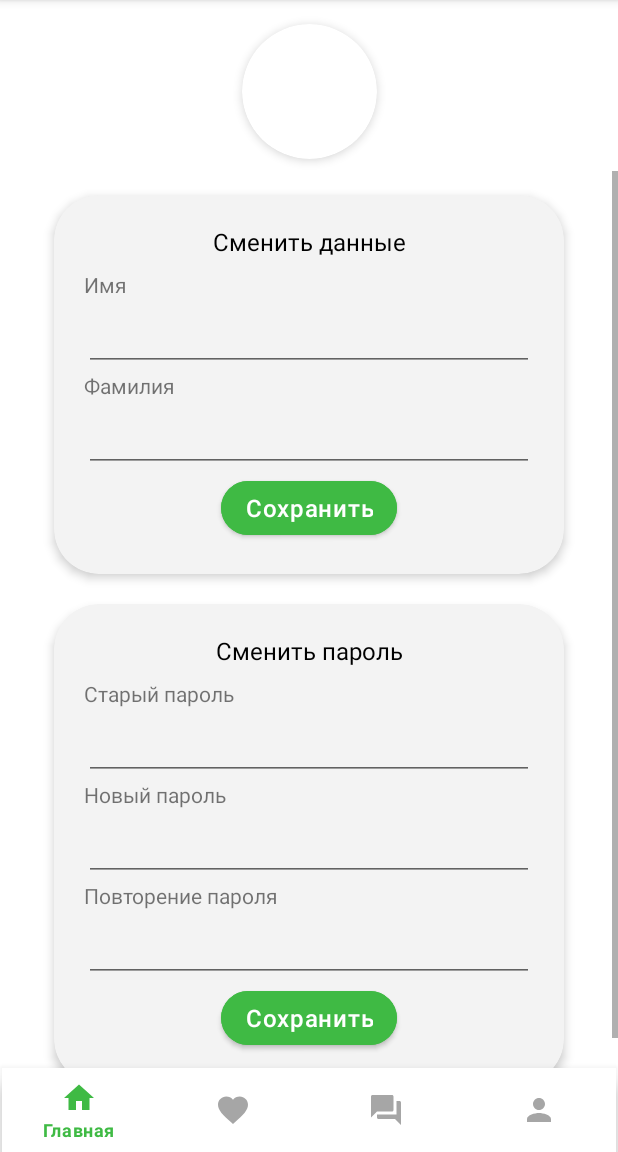
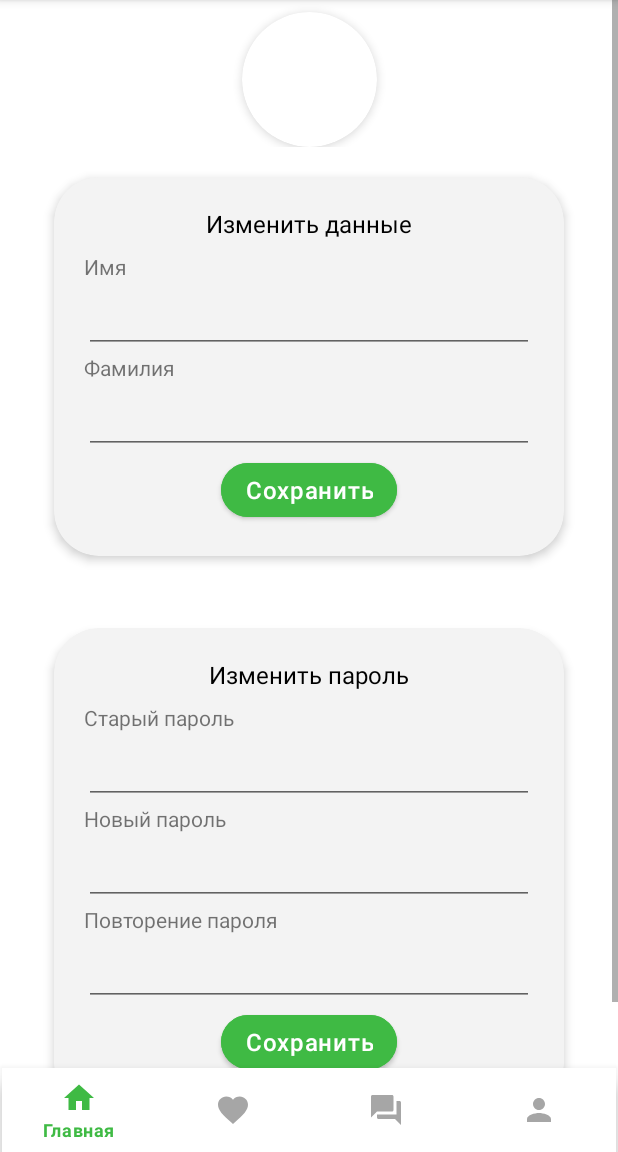
Before and after one commit to dan4ik0099/InvestUp, an Android app: the fragment EditProfileFragment placed in its activity, on a phone screen of 412 x 824 dp, the part 84-1236 px from its top. Run offline under Robolectric (Android 15) with nearby library versions, the phone set to English and light mode, and no system bars; our stand-ins replace Picasso; network calls fail; pictures from the network do not load; 2 statements that could not run were skipped.

Commit message:
03.05.2023 16 00

```diff
--- a/app/src/main/java/com/example/investup/MainActivity.kt
+++ b/app/src/main/java/com/example/investup/MainActivity.kt
@@ -305,8 +305,7 @@ class MainActivity : AppCompatActivity(), Navigator {
         }
         supportActionBar?.setDisplayHomeAsUpEnabled(true)
         ConstNavigation.titleWithoutArrow.forEach {
-            println("sasasdasd")
-            println(it)
+
             println(supportActionBar?.title.toString())
             if (supportActionBar?.title.toString() == it) supportActionBar?.setDisplayHomeAsUpEnabled(false)
 
@@ -360,17 +359,17 @@ class MainActivity : AppCompatActivity(), Navigator {
         dataModelSearch.tagHome.value = ArrayList()
         dataModelSearch.sortHome.value = 0
 
-        dataModelSearch.searchHome.value = ""
-        dataModelSearch.tagHome.value = ArrayList()
-        dataModelSearch.sortHome.value = 0
+        dataModelSearch.searchFavorite.value = ""
+        dataModelSearch.tagFavorite.value = ArrayList()
+        dataModelSearch.sortFavorite.value = 0
 
-        dataModelSearch.searchHome.value = ""
-        dataModelSearch.tagHome.value = ArrayList()
-        dataModelSearch.sortHome.value = 0
+        dataModelSearch.searchProfile.value = ""
+        dataModelSearch.tagProfile.value = ArrayList()
+        dataModelSearch.sortProfile.value = 0
 
-        dataModelSearch.searchHome.value = ""
-        dataModelSearch.tagHome.value = ArrayList()
-        dataModelSearch.sortHome.value = 0
+        dataModelSearch.searchUserProfile.value = ""
+        dataModelSearch.tagUserProfile.value = ArrayList()
+        dataModelSearch.sortUserProfile.value = 0
     }
 
 
--- a/app/src/main/java/com/example/investup/adapter/CommentAdapter.kt
+++ b/app/src/main/java/com/example/investup/adapter/CommentAdapter.kt
@@ -34,7 +34,7 @@ class CommentAdapter(val listener: Listener) :
 
                 Picasso.get().load(user.avatar).into(userAvatarImage)
                 nameSurnameLabel.text = ("${user.firstName} ${user.lastName}")
-                val formatedDate = createdAt.substringBefore("T")
+                val formatedDate = createdAt.replace("T", "/").substring(0, 16)
                 dateLabel.text = formatedDate
                 textLabel.text = text
                 if (Build.VERSION.SDK_INT >= Build.VERSION_CODES.O) {
--- a/app/src/main/java/com/example/investup/adapter/PostAdapter.kt
+++ b/app/src/main/java/com/example/investup/adapter/PostAdapter.kt
@@ -31,7 +31,8 @@ class PostAdapter(val listener: Listener) : RecyclerView.Adapter<PostAdapter.Pos
 
                 Picasso.get().load(user.avatar).into(userProfileImageView)
                 nameSurnameLabel.text = ("${user.firstName} ${user.lastName}")
-                val formatedDate = createdAt.substringBefore("T")
+                val formatedDate = createdAt.replace("T", "/").substring(0, 16)
+
                 dateLabel.text = formatedDate
                 titleLabel.text = title
                 viewCountLabel.text = views.toString()
--- a/app/src/main/java/com/example/investup/fragments/PostDetailsFragment.kt
+++ b/app/src/main/java/com/example/investup/fragments/PostDetailsFragment.kt
@@ -112,7 +112,7 @@ class PostDetailsFragment : Fragment(), CommentAdapter.Listener {
 
                             Picasso.get().load(it.user.avatar).into(userProfileImageView)
                             nameSurnameLabel.text = ("${it.user.firstName} ${it.user.lastName}")
-                            val formatedDate = it.createdAt.substringBefore("T")
+                            val formatedDate = it.createdAt.replace("T", "/").substring(0, 16)
                             dateLabel.text = formatedDate
                             titleLabel.text = it.title
                             shortDescriptionLabel.text = it.shortDescription
--- a/app/src/main/java/com/example/investup/fragments/RegisterFragment.kt
+++ b/app/src/main/java/com/example/investup/fragments/RegisterFragment.kt
@@ -57,7 +57,7 @@ class RegisterFragment : Fragment() {
                         if (response.code() == 200) {
 
                             val userToken = response.body()
-                            println("userToken = $userToken")
+
                             withContext(Dispatchers.Main) {
                                 userToken?.apply {
                                     dataModelToken.accessToken.value = accessToken
--- a/app/src/main/java/com/example/investup/retrofit/UserApi.kt
+++ b/app/src/main/java/com/example/investup/retrofit/UserApi.kt
@@ -23,8 +23,10 @@ interface UserApi {
 
     @Headers("Content-Type: application/json")
     @GET("/users/{id}")
-    suspend fun requestUserInfo(@Path("id") id: String, @Header("Authorization") accessToken: String): Response<User>
-
+    suspend fun requestUserInfo(
+        @Path("id") id: String,
+        @Header("Authorization") accessToken: String
+    ): Response<User>
 
 
     @Headers("Content-Type: application/json")
@@ -95,20 +97,19 @@ interface UserApi {
     @Headers("Content-Type: application/json")
     @GET("/posts/favorites")
     suspend fun requestFavoritePostsBySearch(
-        @Query("search" , encoded = true) search: String?,
-        @Query("tags[]" , encoded = true) tags: ArrayList<String>?,
+        @Query("search", encoded = true) search: String?,
+        @Query("tags[]", encoded = true) tags: ArrayList<String>?,
         @Query("sort") sort: String?,
         @Query("sortValue") sortValue: String?,
         @Header("Authorization") accessToken: String
     ): Response<ArrayList<Post>>
 
 
-
     @Headers("Content-Type: application/json")
     @GET("/posts")
     suspend fun requestPostsBySearch(
-        @Query("search" , encoded = true) search: String?,
-        @Query("tags[]" , encoded = true) tags: ArrayList<String>?,
+        @Query("search", encoded = true) search: String?,
+        @Query("tags[]", encoded = true) tags: ArrayList<String>?,
         @Query("sort") sort: String?,
         @Query("sortValue") sortValue: String?,
         @Header("Authorization") accessToken: String
@@ -117,8 +118,8 @@ interface UserApi {
     @Headers("Content-Type: application/json")
     @GET("/posts/me")
     suspend fun requestMyPostsBySearch(
-        @Query("search" , encoded = true) search: String?,
-        @Query("tags[]" , encoded = true) tags: ArrayList<String>?,
+        @Query("search", encoded = true) search: String?,
+        @Query("tags[]", encoded = true) tags: ArrayList<String>?,
         @Query("sort") sort: String?,
         @Query("sortValue") sortValue: String?,
         @Header("Authorization") accessToken: String
@@ -129,8 +130,8 @@ interface UserApi {
     @GET("/posts/user/{id}")
     suspend fun requestUserPostsBySearch(
         @Path("id") id: String,
-        @Query("search" , encoded = true) search: String?,
-        @Query("tags[]" , encoded = true) tags: ArrayList<String>?,
+        @Query("search", encoded = true) search: String?,
+        @Query("tags[]", encoded = true) tags: ArrayList<String>?,
         @Query("sort") sort: String?,
         @Query("sortValue") sortValue: String?,
         @Header("Authorization") accessToken: String
@@ -141,7 +142,7 @@ interface UserApi {
     suspend fun requestChangePassword(
         @Header("Authorization") accessToken: String,
         @Body userChangeNameRequest: UserChangePasswordRequest
-    ): Response<RequestBody>
+    ): Response<ResponseBody>
 
     @POST("/posts/comment")
     suspend fun uploadComment(
@@ -149,7 +150,10 @@ interface UserApi {
         @Body uploadCommentRequest: UploadCommentRequest
     ): Response<Comment>
 
-
+    @Headers("Content-Type: application/json")
+    @GET("/users/sessions")
+    suspend fun session(@Header("Authorization") accessToken: String
+    ): Response<ResponseBody>
     @Multipart
     @POST("/users/avatar")
     suspend fun uploadFile(
--- a/app/src/main/res/layout/fragment_edit_profile.xml
+++ b/app/src/main/res/layout/fragment_edit_profile.xml
@@ -13,10 +13,28 @@
         android:layout_width="match_parent"
         android:layout_height="match_parent">
 
+        <ScrollView
+            android:layout_width="match_parent"
+            android:layout_height="0dp"
+            app:layout_constraintBottom_toBottomOf="parent"
+            app:layout_constraintTop_toTopOf="parent"
+            tools:layout_editor_absoluteX="0dp">
+
+            <LinearLayout
+                android:layout_width="match_parent"
+                android:layout_height="match_parent"
+                android:orientation="vertical">
+
+                <androidx.constraintlayout.widget.ConstraintLayout
+                    android:layout_width="match_parent"
+                    android:layout_height="match_parent">
+
                     <androidx.cardview.widget.CardView
                         android:id="@+id/cardView3"
                         android:layout_width="90dp"
-            android:layout_height="90dp" android:layout_marginTop="16dp"
+                        android:layout_height="90dp"
+                        android:layout_gravity="center"
+                        android:layout_marginTop="8dp"
                         android:elevation="4dp"
                         app:cardCornerRadius="60dp"
                         app:cardElevation="4dp"
@@ -35,32 +53,28 @@
                             tools:src="@tools:sample/avatars"
                             tools:srcCompat="@tools:sample/backgrounds/scenic" />
                     </androidx.cardview.widget.CardView>
+                </androidx.constraintlayout.widget.ConstraintLayout>
 
-        <ScrollView
+                <androidx.constraintlayout.widget.ConstraintLayout
                     android:layout_width="match_parent"
-            android:layout_height="0dp"
-            android:layout_marginTop="8dp"
-            app:layout_constraintBottom_toBottomOf="parent"
-            app:layout_constraintTop_toBottomOf="@+id/cardView3"
-            tools:layout_editor_absoluteX="0dp">
-
-            <LinearLayout
-                android:layout_width="match_parent"
-                android:layout_height="wrap_content"
-                android:orientation="vertical">
+                    android:layout_height="match_parent"
+                    android:clipToPadding="false"
+                    android:padding="20dp">
 
                     <androidx.cardview.widget.CardView
                         android:id="@+id/cardView4"
                         android:layout_width="wrap_content"
                         android:layout_height="wrap_content"
                         android:layout_gravity="center"
-                    android:layout_marginTop="16dp"
                         android:elevation="4dp"
                         app:cardBackgroundColor="@color/card_background"
                         app:cardCornerRadius="30dp"
                         app:cardElevation="4dp"
                         app:cardMaxElevation="4dp"
-                    app:contentPadding="20dp">
+                        app:contentPadding="20dp"
+                        app:layout_constraintEnd_toEndOf="parent"
+                        app:layout_constraintStart_toStartOf="parent"
+                        app:layout_constraintTop_toTopOf="parent">
 
                         <androidx.constraintlayout.widget.ConstraintLayout
                             android:layout_width="match_parent"
@@ -140,19 +154,28 @@
                         </androidx.constraintlayout.widget.ConstraintLayout>
 
                     </androidx.cardview.widget.CardView>
+                </androidx.constraintlayout.widget.ConstraintLayout>
+
+                <androidx.constraintlayout.widget.ConstraintLayout
+                    android:layout_width="match_parent"
+                    android:layout_height="match_parent"
+                    android:clipToPadding="false"
+                    android:padding="20dp">
 
                     <androidx.cardview.widget.CardView
                         android:layout_width="wrap_content"
                         android:layout_height="wrap_content"
                         android:layout_gravity="center"
-                    android:layout_marginTop="20dp"
-                    android:layout_marginBottom="10dp"
+                        android:layout_marginTop="8dp"
                         android:elevation="4dp"
                         app:cardBackgroundColor="@color/card_background"
                         app:cardCornerRadius="30dp"
                         app:cardElevation="4dp"
                         app:cardMaxElevation="4dp"
-                    app:contentPadding="20dp">
+                        app:contentPadding="20dp"
+                        app:layout_constraintEnd_toEndOf="parent"
+                        app:layout_constraintStart_toStartOf="parent"
+                        app:layout_constraintTop_toTopOf="parent">
 
                         <androidx.constraintlayout.widget.ConstraintLayout
                             android:layout_width="match_parent"
@@ -250,6 +273,8 @@
                                 tools:ignore="TextContrastCheck" />
                         </androidx.constraintlayout.widget.ConstraintLayout>
                     </androidx.cardview.widget.CardView>
+                </androidx.constraintlayout.widget.ConstraintLayout>
+
             </LinearLayout>
         </ScrollView>
 
--- a/app/src/main/res/layout/fragment_favorite.xml
+++ b/app/src/main/res/layout/fragment_favorite.xml
@@ -60,6 +60,9 @@
                         android:layout_height="55dp"
 
                         android:iconifiedByDefault="false"
+                        android:queryHint="🔍"
+                        android:searchHintIcon="@null"
+                        android:searchIcon="@null"
                         app:layout_constraintEnd_toEndOf="parent"
                         app:layout_constraintStart_toStartOf="parent"
                         app:layout_constraintTop_toTopOf="parent">
--- a/app/src/main/res/layout/fragment_profile.xml
+++ b/app/src/main/res/layout/fragment_profile.xml
@@ -126,6 +126,9 @@
                     android:layout_height="wrap_content"
                     android:layout_marginTop="8dp"
                     android:iconifiedByDefault="false"
+                    android:queryHint="🔍"
+                    android:searchHintIcon="@null"
+                    android:searchIcon="@null"
                     app:layout_constraintEnd_toEndOf="@+id/addPostButton"
                     app:layout_constraintStart_toStartOf="@+id/textView9"
                     app:layout_constraintTop_toBottomOf="@+id/textView9">
--- a/app/src/main/res/layout/fragment_user_profile.xml
+++ b/app/src/main/res/layout/fragment_user_profile.xml
@@ -118,6 +118,9 @@
                     android:layout_marginTop="8dp"
                     android:layout_marginEnd="8dp"
                     android:iconifiedByDefault="false"
+                    android:queryHint="🔍"
+                    android:searchHintIcon="@null"
+                    android:searchIcon="@null"
                     app:layout_constraintEnd_toEndOf="parent"
                     app:layout_constraintStart_toStartOf="parent"
                     app:layout_constraintTop_toBottomOf="@+id/textView9">
--- a/app/src/main/res/layout/post_item.xml
+++ b/app/src/main/res/layout/post_item.xml
@@ -179,10 +179,10 @@
                 android:id="@+id/dateLabel"
                 android:layout_width="wrap_content"
                 android:layout_height="wrap_content"
-                android:layout_marginStart="16dp"
+                android:layout_marginEnd="16dp"
                 android:textSize="14sp"
                 app:layout_constraintBottom_toBottomOf="@+id/profileButton"
-                app:layout_constraintStart_toEndOf="@+id/profileButton"
+                app:layout_constraintEnd_toEndOf="parent"
                 app:layout_constraintTop_toTopOf="@+id/profileButton" />
 
             <Space
--- a/app/src/main/res/values/strings.xml
+++ b/app/src/main/res/values/strings.xml
@@ -13,8 +13,8 @@
     <string name="Hint_old_password">Старый пароль</string>
     <string name="Hint_new_password">Новый пароль</string>
     <string name="Hint_repeat_password">Повторение пароля</string>
-    <string name="Change_password">Сменить пароль</string>
-    <string name="Change_data">Сменить данные</string>
+    <string name="Change_password">Изменить пароль</string>
+    <string name="Change_data">Изменить данные</string>
     <string name="Hint_title">Название</string>
     <string name="Hint_short_description">Короткое описание</string>
     <string name="Hint_full_description">Описание идеи</string>
```
Also changed, not shown: app/src/main/java/com/example/investup/fragments/EditProfileFragment.kt (+16 -8 lines), app/src/main/java/com/example/investup/fragments/FavoriteFragment.kt (+74 -52 lines), app/src/main/java/com/example/investup/fragments/HomeFragment.kt (+3 -32 lines), app/src/main/java/com/example/investup/fragments/ProfileFragment.kt (+97 -66 lines), app/src/main/java/com/example/investup/fragments/UserProfileFragment.kt (+92 -81 lines). Lines whose indentation alone changed are shown as unchanged.
